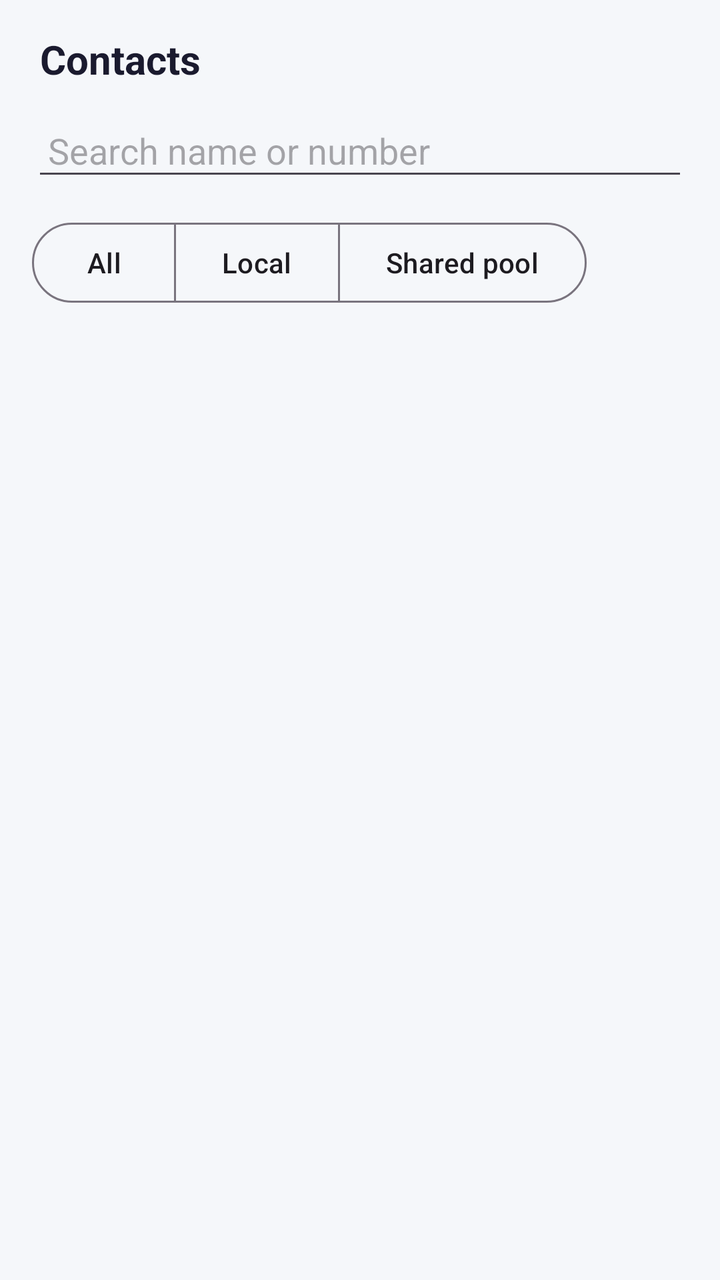
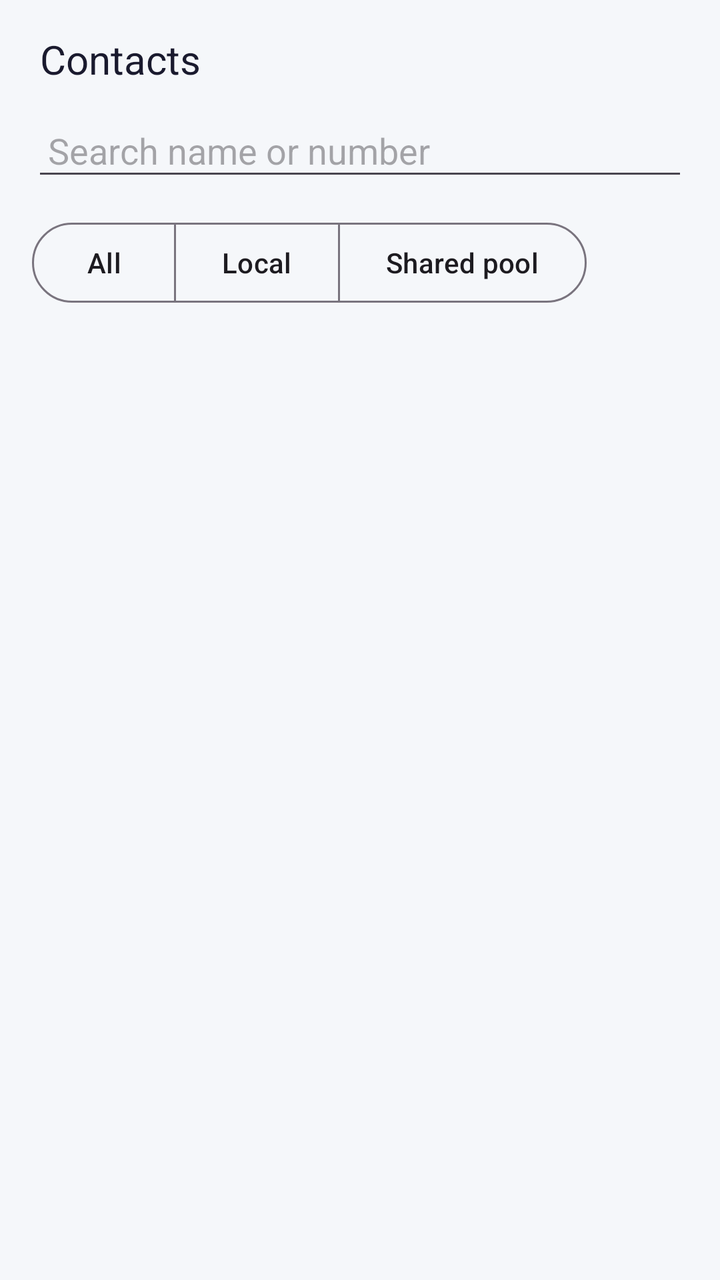

Before-and-after screenshots of an Android layout around one commit, followed by the original layout XML and the change that was made.
<!-- AndroidManifest.xml: application theme Theme.Ringly -->
<!-- res/layout/activity_contact_list.xml -->
<?xml version="1.0" encoding="utf-8"?>
<LinearLayout xmlns:android="http://schemas.android.com/apk/res/android"
    xmlns:app="http://schemas.android.com/apk/res-auto"
    android:layout_width="match_parent"
    android:layout_height="match_parent"
    android:background="@color/background_gray"
    android:orientation="vertical">

    <TextView
        android:layout_width="wrap_content"
        android:layout_height="wrap_content"
        android:layout_marginStart="20dp"
        android:layout_marginTop="16dp"
        android:text="@string/contacts_title"
        android:textColor="@color/text_navy"
        android:textSize="20sp"
        android:textStyle="bold" />

    <EditText
        android:id="@+id/search_input"
        android:layout_width="match_parent"
        android:layout_height="wrap_content"
        android:layout_marginHorizontal="16dp"
        android:layout_marginTop="12dp"
        android:hint="@string/contacts_search_hint"
        android:importantForAutofill="no"
        android:inputType="text"
        android:maxLines="1"
        android:padding="8dp" />

    <com.google.android.material.button.MaterialButtonToggleGroup
        android:id="@+id/filter_group"
        android:layout_width="wrap_content"
        android:layout_height="wrap_content"
        android:layout_marginHorizontal="16dp"
        android:layout_marginTop="12dp"
        app:selectionRequired="true"
        app:singleSelection="true">

        <com.google.android.material.button.MaterialButton
            android:id="@+id/filter_all"
            style="@style/Widget.Material3.Button.OutlinedButton"
            android:layout_width="wrap_content"
            android:layout_height="wrap_content"
            android:minWidth="72dp"
            android:text="@string/contacts_filter_all" />

        <com.google.android.material.button.MaterialButton
            android:id="@+id/filter_local"
            style="@style/Widget.Material3.Button.OutlinedButton"
            android:layout_width="wrap_content"
            android:layout_height="wrap_content"
            android:minWidth="72dp"
            android:text="@string/contacts_filter_local" />

        <com.google.android.material.button.MaterialButton
            android:id="@+id/filter_pool"
            style="@style/Widget.Material3.Button.OutlinedButton"
            android:layout_width="wrap_content"
            android:layout_height="wrap_content"
            android:minWidth="88dp"
            android:text="@string/contacts_filter_pool" />
    </com.google.android.material.button.MaterialButtonToggleGroup>

    <FrameLayout
        android:layout_width="match_parent"
        android:layout_height="0dp"
        android:layout_marginTop="12dp"
        android:layout_weight="1">

        <androidx.recyclerview.widget.RecyclerView
            android:id="@+id/contacts_recycler"
            android:layout_width="match_parent"
            android:layout_height="match_parent"
            android:clipToPadding="false"
            android:padding="16dp" />

        <LinearLayout
            android:id="@+id/contacts_empty"
            android:layout_width="match_parent"
            android:layout_height="match_parent"
            android:gravity="center"
            android:orientation="vertical"
            android:visibility="gone">

            <TextView
                android:layout_width="wrap_content"
                android:layout_height="wrap_content"
                android:text="@string/contacts_empty"
                android:textColor="@color/text_caption_gray"
                android:textSize="16sp" />
        </LinearLayout>

        <ProgressBar
            android:id="@+id/contacts_progress"
            android:layout_width="wrap_content"
            android:layout_height="wrap_content"
            android:layout_gravity="center"
            android:visibility="gone" />

        <LinearLayout
            android:id="@+id/contacts_error"
            android:layout_width="match_parent"
            android:layout_height="match_parent"
            android:gravity="center"
            android:orientation="vertical"
            android:visibility="gone">

            <TextView
                android:layout_width="wrap_content"
                android:layout_height="wrap_content"
                android:text="@string/contacts_error"
                android:textColor="@color/text_caption_gray"
                android:textSize="16sp" />

            <Button
                android:id="@+id/contacts_retry"
                android:layout_width="wrap_content"
                android:layout_height="wrap_content"
                android:layout_marginTop="12dp"
                android:text="@string/contacts_retry" />
        </LinearLayout>
    </FrameLayout>
</LinearLayout>
<!-- resources referenced by this layout -->
<resources>
  <color name="background_gray">#F5F7FA</color>
  <color name="text_caption_gray">#616161</color>
  <color name="text_navy">#1A1A2E</color>
  <string name="contacts_empty">No contacts synced yet</string>
  <string name="contacts_error">Could not load contacts</string>
  <string name="contacts_filter_all">All</string>
  <string name="contacts_filter_local">Local</string>
  <string name="contacts_filter_pool">Shared pool</string>
  <string name="contacts_retry">Retry</string>
  <string name="contacts_search_hint">Search name or number</string>
  <string name="contacts_title">Contacts</string>
  <style name="Theme.Ringly" parent="Theme.Material3.DayNight.NoActionBar" />
</resources>

<!-- the commit's change to res/layout/activity_contact_list.xml (unified diff, before → after) -->
@@ -12,9 +12,7 @@
         android:layout_marginStart="20dp"
         android:layout_marginTop="16dp"
         android:text="@string/contacts_title"
-        android:textColor="@color/text_navy"
-        android:textSize="20sp"
-        android:textStyle="bold" />
+        style="@style/TextAppearance.Ringly.Title" />
 
     <EditText
         android:id="@+id/search_input"
<!-- resource entries referenced after the edit -->
@@ -3,6 +3,23 @@
   <color name="background_gray">#F5F7FA</color>
   <color name="text_caption_gray">#616161</color>
   <color name="text_navy">#1A1A2E</color>
+  <color name="brand_primary">#1565C0</color>
+  <color name="colorOnPrimary">#FFFFFF</color>
+  <color name="colorPrimaryContainer">#D6E4FF</color>
+  <color name="colorOnPrimaryContainer">#003C8F</color>
+  <color name="brand_secondary">#00897B</color>
+  <color name="colorOnSecondary">#FFFFFF</color>
+  <color name="colorSecondaryContainer">#B2DFDB</color>
+  <color name="colorOnSecondaryContainer">#00363A</color>
+  <color name="surface">#FFFFFF</color>
+  <color name="colorOnSurface">#1A1A2E</color>
+  <color name="colorSurfaceVariant">#E8EAF0</color>
+  <color name="colorOnSurfaceVariant">#44474F</color>
+  <color name="colorOutline">#9E9E9E</color>
+  <color name="colorError">#C62828</color>
+  <color name="colorOnError">#FFFFFF</color>
+  <color name="colorErrorContainer">#F9DEDC</color>
+  <color name="colorOnErrorContainer">#410002</color>
   <string name="contacts_empty">No contacts synced yet</string>
   <string name="contacts_error">Could not load contacts</string>
   <string name="contacts_filter_all">All</string>
@@ -11,6 +28,34 @@
   <string name="contacts_retry">Retry</string>
   <string name="contacts_search_hint">Search name or number</string>
   <string name="contacts_title">Contacts</string>
-  <style name="Theme.Ringly" parent="Theme.Material3.DayNight.NoActionBar" />
+  <style name="TextAppearance.Ringly.Title" parent="TextAppearance.Material3.TitleLarge">
+          <item name="android:textSize">20sp</item>
+          <item name="android:textColor">@color/text_navy</item>
+      </style>
+  <style name="Theme.Ringly" parent="Theme.Material3.DayNight.NoActionBar">
+          <item name="colorPrimary">@color/brand_primary</item>
+          <item name="colorOnPrimary">@color/colorOnPrimary</item>
+          <item name="colorPrimaryContainer">@color/colorPrimaryContainer</item>
+          <item name="colorOnPrimaryContainer">@color/colorOnPrimaryContainer</item>
+          <item name="colorSecondary">@color/brand_secondary</item>
+          <item name="colorOnSecondary">@color/colorOnSecondary</item>
+          <item name="colorSecondaryContainer">@color/colorSecondaryContainer</item>
+          <item name="colorOnSecondaryContainer">@color/colorOnSecondaryContainer</item>
+          <item name="colorSurface">@color/surface</item>
+          <item name="colorOnSurface">@color/colorOnSurface</item>
+          <item name="colorSurfaceVariant">@color/colorSurfaceVariant</item>
+          <item name="colorOnSurfaceVariant">@color/colorOnSurfaceVariant</item>
+          <item name="android:colorBackground">@color/background_gray</item>
+          <item name="colorOnBackground">@color/text_navy</item>
+          <item name="colorOutline">@color/colorOutline</item>
+          <item name="colorError">@color/colorError</item>
+          <item name="colorOnError">@color/colorOnError</item>
+          <item name="colorErrorContainer">@color/colorErrorContainer</item>
+          <item name="colorOnErrorContainer">@color/colorOnErrorContainer</item>
+          <item name="android:statusBarColor">@color/brand_primary</item>
+          <item name="android:windowBackground">@color/background_gray</item>
+          <item name="android:navigationBarColor">@color/surface</item>
+          <item name="android:windowLightStatusBar">false</item>
+      </style>
 </resources>
 
